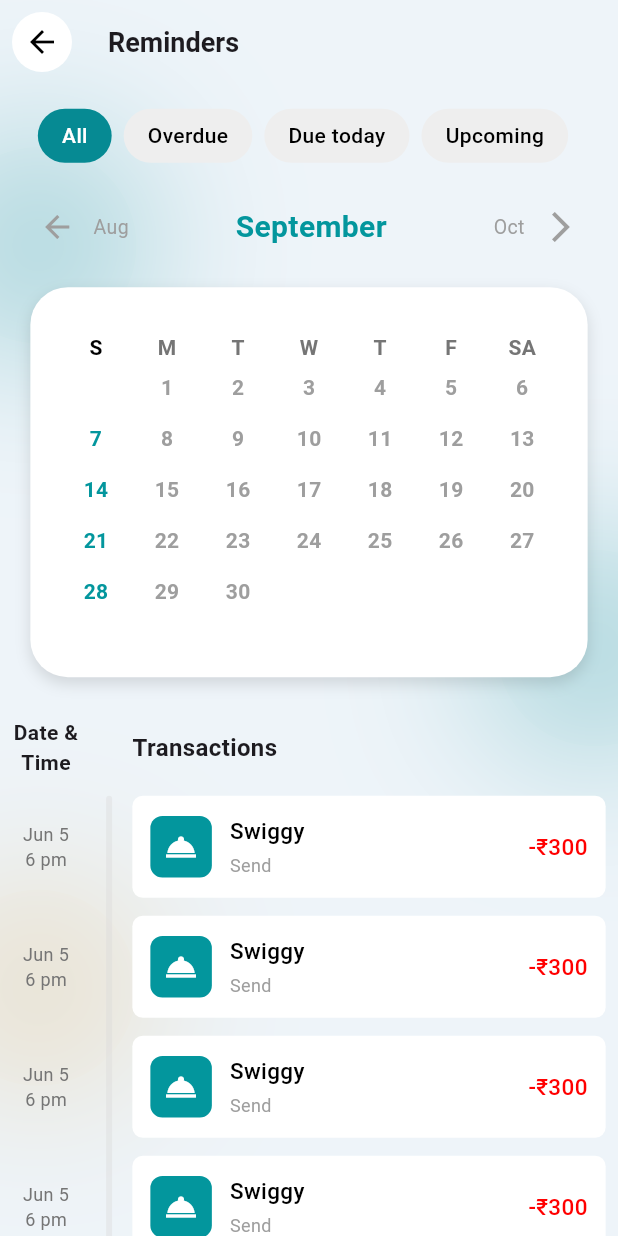
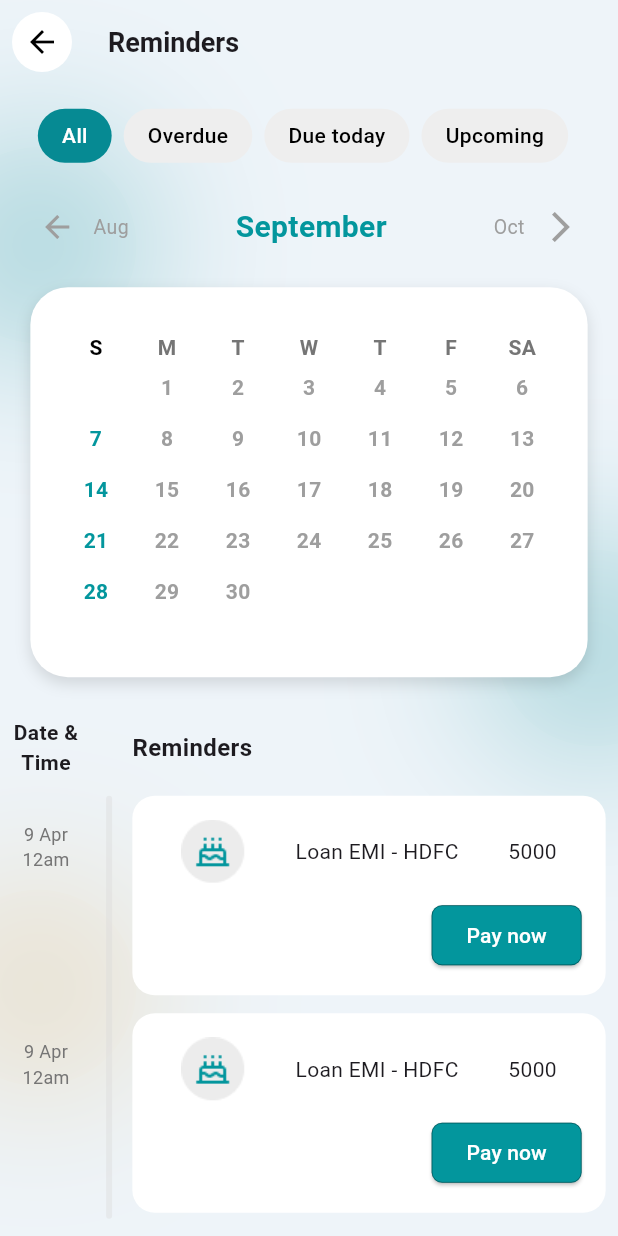
Before and after one commit to Arjun256900/ekonomi_new, a Flutter app: the ReminderScreen screen opened directly, after a tap on the "arrow forward ios" icon, on a phone screen of 412 x 824 dp. Run offline on Flutter 3.47's test engine with Material 3 defaults, Android fonts, the phone set to English and light mode, and no system bars; our stand-ins replace dotted_border, file_picker, fl_chart, flutter_bloc, shared_preferences; accounts and stored records are empty.

Commit message:
arjun: safe area addition and code optimization in all screens

```diff
--- a/lib/screens/add_event_screen.dart
+++ b/lib/screens/add_event_screen.dart
@@ -27,6 +27,7 @@ class _AddEventScreenState extends State<AddEventScreen> {
       children: [
         Positioned.fill(child: Background()),
         Positioned.fill(
+          child: SafeArea(
             child: Scaffold(
               backgroundColor: Colors.transparent,
               appBar: AppBar(
@@ -158,6 +159,7 @@ class _AddEventScreenState extends State<AddEventScreen> {
               ),
             ),
           ),
+        ),
       ],
     );
   }
--- a/lib/screens/add_new_goal.dart
+++ b/lib/screens/add_new_goal.dart
@@ -43,11 +43,11 @@ class _AddNewGoalState extends State<AddNewGoal> {
     return Stack(
       children: [
         Positioned.fill(child: Background()),
-        // Keep GestureDetector to dismiss keyboard on outside tap
         GestureDetector(
           onTap: () => FocusManager.instance.primaryFocus?.unfocus(),
           child: BlocProvider.value(
             value: _formBloc,
+            child: SafeArea(
               child: Scaffold(
                 backgroundColor: Colors.transparent,
                 resizeToAvoidBottomInset: true,
@@ -135,7 +135,9 @@ class _AddNewGoalState extends State<AddNewGoal> {
                                       color: Color.fromRGBO(0, 0, 0, 0.45),
                                     ),
                                   ),
-                                backgroundColor: Theme.of(context).primaryColor,
+                                  backgroundColor: Theme.of(
+                                    context,
+                                  ).primaryColor,
                                 ),
                                 child: const Text(
                                   "Set Goal",
@@ -156,6 +158,7 @@ class _AddNewGoalState extends State<AddNewGoal> {
               ),
             ),
           ),
+        ),
       ],
     );
   }
--- a/lib/screens/add_new_spending.dart
+++ b/lib/screens/add_new_spending.dart
@@ -56,6 +56,7 @@ class _AddNewSpendingState extends State<AddNewSpending> {
               const Positioned.fill(child: Background()),
               GestureDetector(
                 onTap: () => FocusManager.instance.primaryFocus?.unfocus(),
+                child: SafeArea(
                   child: Scaffold(
                     backgroundColor: Colors.transparent,
                     resizeToAvoidBottomInset: true,
@@ -170,7 +171,9 @@ class _AddNewSpendingState extends State<AddNewSpending> {
                                       child: ElevatedButton(
                                         onPressed: state.isValid
                                             ? () {
-                                              context.read<SpendingBloc>().add(
+                                                context
+                                                    .read<SpendingBloc>()
+                                                    .add(
                                                       SubmitSpending(context),
                                                     );
                                                 Navigator.of(context).pop();
@@ -203,6 +206,7 @@ class _AddNewSpendingState extends State<AddNewSpending> {
                                 ),
                               ),
                             ],
+                          ),
                         ),
                       ),
                     ),
--- a/lib/screens/add_new_transaction_screen.dart
+++ b/lib/screens/add_new_transaction_screen.dart
@@ -68,6 +68,7 @@ class _AddNewTransactionScreenBodyState
             Positioned.fill(child: Background()),
             GestureDetector(
               onTap: () => FocusManager.instance.primaryFocus?.unfocus(),
+              child: SafeArea(
                 child: Scaffold(
                   backgroundColor: Colors.transparent,
                   resizeToAvoidBottomInset: true,
@@ -77,7 +78,10 @@ class _AddNewTransactionScreenBodyState
                     backgroundColor: const Color.fromARGB(0, 240, 240, 240),
                     title: const Text(
                       "Add Transaction",
-                    style: TextStyle(fontWeight: FontWeight.w600, fontSize: 18),
+                      style: TextStyle(
+                        fontWeight: FontWeight.w600,
+                        fontSize: 18,
+                      ),
                     ),
                   ),
                   body: SafeArea(
@@ -206,7 +210,9 @@ class _AddNewTransactionScreenBodyState
                                           vertical: 14,
                                         ),
                                         shape: RoundedRectangleBorder(
-                                        borderRadius: BorderRadius.circular(6),
+                                          borderRadius: BorderRadius.circular(
+                                            6,
+                                          ),
                                         ),
                                       ),
                                       child: const Text('Undo'),
@@ -218,7 +224,9 @@ class _AddNewTransactionScreenBodyState
                                     child: ElevatedButton(
                                       onPressed: state.isValid
                                           ? () {
-                                            context.read<TransactionBloc>().add(
+                                              context
+                                                  .read<TransactionBloc>()
+                                                  .add(
                                                     SubmitTransaction(context),
                                                   );
                                               Navigator.of(context).pop();
@@ -238,7 +246,9 @@ class _AddNewTransactionScreenBodyState
                                           vertical: 14,
                                         ),
                                         shape: RoundedRectangleBorder(
-                                        borderRadius: BorderRadius.circular(6),
+                                          borderRadius: BorderRadius.circular(
+                                            6,
+                                          ),
                                         ),
                                         elevation: 0,
                                       ),
@@ -249,6 +259,7 @@ class _AddNewTransactionScreenBodyState
                               ),
                             ),
                           ],
+                        ),
                       ),
                     ),
                   ),
--- a/lib/screens/chatbot_screen.dart
+++ b/lib/screens/chatbot_screen.dart
@@ -10,7 +10,9 @@ class Chatbot extends StatelessWidget {
     return Stack(
       children: [
         Positioned.fill(child: Background()),
-        Scaffold(
+        Positioned.fill(
+          child: SafeArea(
+            child: Scaffold(
               backgroundColor: Colors.transparent,
               appBar: AppBar(
                 backgroundColor: Colors.transparent,
@@ -29,7 +31,10 @@ class Chatbot extends StatelessWidget {
                       ),
                       child: const Text(
                         "History",
-                    style: TextStyle(fontSize: 18, fontWeight: FontWeight.w500),
+                        style: TextStyle(
+                          fontSize: 18,
+                          fontWeight: FontWeight.w500,
+                        ),
                         textAlign: TextAlign.center,
                       ),
                     ),
@@ -37,6 +42,8 @@ class Chatbot extends StatelessWidget {
                 ],
               ),
               body: const ChatConvo(),
+            ),
+          ),
         ),
       ],
     );
--- a/lib/screens/ocassion_planner_screen.dart
+++ b/lib/screens/ocassion_planner_screen.dart
@@ -23,6 +23,7 @@ class _OcassionPlannerScreenState extends State<OcassionPlannerScreen> {
       children: [
         Positioned.fill(child: Background()),
         Positioned.fill(
+          child: SafeArea(
             child: Scaffold(
               backgroundColor: Colors.transparent,
               resizeToAvoidBottomInset: true,
@@ -36,11 +37,17 @@ class _OcassionPlannerScreenState extends State<OcassionPlannerScreen> {
                   children: [
                     Text(
                       "Occasional",
-                    style: TextStyle(fontWeight: FontWeight.w600, fontSize: 18),
+                      style: TextStyle(
+                        fontWeight: FontWeight.w600,
+                        fontSize: 18,
+                      ),
                     ),
                     Text(
                       "Planner",
-                    style: TextStyle(fontWeight: FontWeight.w400, fontSize: 16),
+                      style: TextStyle(
+                        fontWeight: FontWeight.w400,
+                        fontSize: 16,
+                      ),
                     ),
                   ],
                 ),
@@ -101,6 +108,7 @@ class _OcassionPlannerScreenState extends State<OcassionPlannerScreen> {
               ),
             ),
           ),
+        ),
       ],
     );
   }
--- a/lib/screens/reminder_screen.dart
+++ b/lib/screens/reminder_screen.dart
@@ -2,7 +2,7 @@ import 'package:ekonomi_new/background/backGround.dart';
 import 'package:ekonomi_new/widgets/back_button.dart';
 import 'package:ekonomi_new/widgets/general/filter_widget.dart';
 import 'package:ekonomi_new/widgets/general/month_calender.dart';
-import 'package:ekonomi_new/widgets/transaction_screen/transaction_list.dart';
+import 'package:ekonomi_new/widgets/reminders_screen/reminder_transaction_list.dart';
 import 'package:flutter/material.dart';
 
 class ReminderScreen extends StatefulWidget {
@@ -20,7 +20,9 @@ class _ReminderScreenState extends State<ReminderScreen> {
     return Stack(
       children: [
         Positioned.fill(child: Background()),
-        Scaffold(
+        Positioned.fill(
+          child: SafeArea(
+            child: Scaffold(
               backgroundColor: Colors.transparent,
               appBar: AppBar(
                 automaticallyImplyLeading: false,
@@ -46,70 +48,19 @@ class _ReminderScreenState extends State<ReminderScreen> {
                       const SizedBox(height: 15),
                       MonthCalendar(),
                       const SizedBox(height: 15),
-                  TransactionList(
-                    transactions: [
-                      TransactionItem(
-                        date: 'Jun 5',
-                        time: "6 pm",
-                        heading: 'Swiggy',
-                        sendOrReceived: 'Send',
-                        amount: '300',
+                      ReminderTransactionList(
+                        reminderItems: [
+                          ReminderItem(
+                            reminderAmount: "5000",
+                            reminderTitle: "Loan EMI - HDFC",
+                            date: "9 Apr",
+                            time: "12am",
                           ),
-                      TransactionItem(
-                        date: 'Jun 5',
-                        time: "6 pm",
-                        heading: 'Swiggy',
-                        sendOrReceived: 'Send',
-                        amount: '300',
-                      ),
-                      TransactionItem(
-                        date: 'Jun 5',
-                        time: "6 pm",
-                        heading: 'Swiggy',
-                        sendOrReceived: 'Send',
-                        amount: '300',
-                      ),
-                      TransactionItem(
-                        date: 'Jun 5',
-                        time: "6 pm",
-                        heading: 'Swiggy',
-                        sendOrReceived: 'Send',
-                        amount: '300',
-                      ),
-                      TransactionItem(
-                        date: 'Jun 5',
-                        time: "6 pm",
-                        heading: 'Swiggy',
-                        sendOrReceived: 'Send',
-                        amount: '300',
-                      ),
-                      TransactionItem(
-                        date: 'Jun 5',
-                        time: "6 pm",
-                        heading: 'Swiggy',
-                        sendOrReceived: 'Send',
-                        amount: '300',
-                      ),
-                      TransactionItem(
-                        date: 'Jun 5',
-                        time: "6 pm",
-                        heading: 'Swiggy',
-                        sendOrReceived: 'Send',
-                        amount: '300',
-                      ),
-                      TransactionItem(
-                        date: 'Jun 5',
-                        time: "6 pm",
-                        heading: 'Swiggy',
-                        sendOrReceived: 'Send',
-                        amount: '300',
-                      ),
-                      TransactionItem(
-                        date: 'Jun 5',
-                        time: "6 pm",
-                        heading: 'Swiggy',
-                        sendOrReceived: 'Send',
-                        amount: '300',
+                          ReminderItem(
+                            reminderAmount: "5000",
+                            reminderTitle: "Loan EMI - HDFC",
+                            date: "9 Apr",
+                            time: "12am",
                           ),
                         ],
                       ),
@@ -118,6 +69,8 @@ class _ReminderScreenState extends State<ReminderScreen> {
                 ),
               ),
             ),
+          ),
+        ),
       ],
     );
   }
--- a/lib/screens/set_goal.dart
+++ b/lib/screens/set_goal.dart
@@ -17,7 +17,9 @@ class SetGoal extends StatelessWidget {
     return Stack(
       children: [
         Positioned.fill(child: Background()),
-        Scaffold(
+        Positioned.fill(
+          child: SafeArea(
+            child: Scaffold(
               backgroundColor: Colors.transparent,
               appBar: AppBar(
                 automaticallyImplyLeading: false,
@@ -47,29 +49,39 @@ class SetGoal extends StatelessWidget {
                     const SizedBox(height: 10),
                     const Text(
                       "Ongoing Goal List",
-                  style: TextStyle(fontSize: 16, fontWeight: FontWeight.w600),
+                      style: TextStyle(
+                        fontSize: 16,
+                        fontWeight: FontWeight.w600,
+                      ),
                     ),
                     const SizedBox(height: 10),
 
-                // ✅ Listen to GoalListBloc
+                    // listen to GoalListBloc
                     Expanded(
                       child: BlocBuilder<GoalListBloc, GoalListState>(
                         builder: (context, state) {
                           if (state.goals.isEmpty) {
-                        return const Center(child: Text("No goals added yet."));
+                            return const Center(
+                              child: Text("No goals added yet."),
+                            );
                           }
 
                           return ListView.builder(
                             itemCount: state.goals.length,
                             itemBuilder: (context, index) {
                               final goal = state.goals[index];
-                          return GoalListItem(
+                              return Column(
+                                children: [
+                                  GoalListItem(
                                     amount: goal['amount'].toString(),
                                     deadline: goal['date'] ?? "",
                                     heading: goal['goalName'] ?? "",
                                     priority: goal['priority'] ?? "Low",
                                     sourceAccount: goal['sourceAccount'] ?? "",
                                     percentage: "50", // constant
+                                  ),
+                                  const SizedBox(height: 10),
+                                ],
                               );
                             },
                           );
@@ -80,6 +92,8 @@ class SetGoal extends StatelessWidget {
                 ),
               ),
             ),
+          ),
+        ),
       ],
     );
   }
--- a/lib/screens/spending_screen.dart
+++ b/lib/screens/spending_screen.dart
@@ -22,6 +22,7 @@ class _SpendingScreenState extends State<SpendingScreen> {
       children: [
         Positioned.fill(child: Background()),
         Positioned.fill(
+          child: SafeArea(
             child: Scaffold(
               backgroundColor: Colors.transparent,
               appBar: AppBar(
@@ -96,6 +97,7 @@ class _SpendingScreenState extends State<SpendingScreen> {
               ),
             ),
           ),
+        ),
       ],
     );
   }
--- a/lib/screens/transaction_screen.dart
+++ b/lib/screens/transaction_screen.dart
@@ -20,6 +20,7 @@ class TransactionScreen extends StatelessWidget {
       children: [
         Positioned.fill(child: Background()),
         Positioned.fill(
+          child: SafeArea(
             child: Scaffold(
               backgroundColor: Colors.transparent,
               appBar: AppBar(
@@ -74,7 +75,10 @@ class TransactionScreen extends StatelessWidget {
                     const SizedBox(height: 25),
                     Text(
                       "Recent Transaction",
-                    style: TextStyle(fontSize: 16, fontWeight: FontWeight.w600),
+                      style: TextStyle(
+                        fontSize: 16,
+                        fontWeight: FontWeight.w600,
+                      ),
                     ),
                     const SizedBox(height: 25),
                     FilterWidget(
@@ -89,7 +93,10 @@ class TransactionScreen extends StatelessWidget {
                     const SizedBox(height: 25),
                     Expanded(
                       child:
-                        BlocBuilder<TransactionListBloc, TransactionListState>(
+                          BlocBuilder<
+                            TransactionListBloc,
+                            TransactionListState
+                          >(
                             builder: (context, state) {
                               if (state.transactions.isEmpty) {
                                 return Center(
@@ -116,6 +123,7 @@ class TransactionScreen extends StatelessWidget {
               ),
             ),
           ),
+        ),
       ],
     );
   }
--- a/lib/widgets/home_screen/action_grid.dart
+++ b/lib/widgets/home_screen/action_grid.dart
@@ -1,4 +1,4 @@
-import 'package:ekonomi_new/screens/ocassion_planner_screen.dart';
+import 'package:ekonomi_new/screens/reminder_screen.dart';
 import 'package:ekonomi_new/screens/set_goal.dart';
 import 'package:ekonomi_new/screens/spending_screen.dart';
 import 'package:ekonomi_new/screens/transaction_screen.dart';
@@ -12,7 +12,7 @@ class ActionGrid extends StatelessWidget {
       subtitle: 'Boost your savings by adding funds now.',
       icon: Icons.add,
       filled: true,
-      navigation: OcassionPlannerScreen(),
+      navigation: ReminderScreen(),
     ),
     ActionItem(
       title: 'Goals',
--- /dev/null
+++ b/lib/widgets/reminders_screen/reminder_card.dart
@@ -0,0 +1,66 @@
+import 'package:flutter/material.dart';
+
+class ReminderCard extends StatefulWidget {
+  final String reminderTitle;
+  final String amount;
+  const ReminderCard({
+    super.key,
+    required this.reminderTitle,
+    required this.amount,
+  });
+
+  @override
+  State<ReminderCard> createState() => _ReminderCardState();
+}
+
+class _ReminderCardState extends State<ReminderCard> {
+  @override
+  Widget build(BuildContext context) {
+    return Container(
+      padding: EdgeInsets.all(16),
+      decoration: BoxDecoration(
+        borderRadius: BorderRadius.circular(15),
+        color: Colors.white,
+      ),
+      child: Column(
+        crossAxisAlignment: CrossAxisAlignment.end,
+        children: [
+          Row(
+            mainAxisAlignment: MainAxisAlignment.spaceAround,
+            children: [
+              Image.asset('assets/occasional_planner/occasional_planner_1.png'),
+              Text(widget.reminderTitle),
+              Text(widget.amount),
+            ],
+          ),
+          const SizedBox(height: 10),
+          SizedBox(
+            width: 100,
+            child: ElevatedButton(
+              onPressed: () {},
+              style: ElevatedButton.styleFrom(
+                padding: const EdgeInsets.symmetric(vertical: 10),
+                shape: RoundedRectangleBorder(
+                  borderRadius: BorderRadius.circular(7),
+                  side: const BorderSide(
+                    width: 0.5,
+                    color: Color.fromRGBO(0, 0, 0, 0.45),
+                  ),
+                ),
+                backgroundColor: Theme.of(context).primaryColor,
+              ),
+              child: const Text(
+                "Pay now",
+                style: TextStyle(
+                  color: Colors.white,
+                  fontSize: 14,
+                  fontWeight: FontWeight.w500,
+                ),
+              ),
+            ),
+          ),
+        ],
+      ),
+    );
+  }
+}
--- /dev/null
+++ b/lib/widgets/reminders_screen/reminder_transaction_list.dart
@@ -0,0 +1,138 @@
+import 'package:ekonomi_new/widgets/reminders_screen/reminder_card.dart';
+import 'package:flutter/material.dart';
+
+class ReminderItem {
+  final String reminderAmount;
+  final String date;
+  final String time;
+  final String reminderTitle;
+
+  const ReminderItem({
+    required this.reminderAmount,
+    required this.reminderTitle,
+    required this.date,
+    required this.time,
+  });
+}
+
+class ReminderTransactionList extends StatefulWidget {
+  final List<ReminderItem> reminderItems;
+  const ReminderTransactionList({super.key, required this.reminderItems});
+
+  @override
+  State<ReminderTransactionList> createState() =>
+      _ReminderTransactionListState();
+}
+
+class _ReminderTransactionListState extends State<ReminderTransactionList> {
+  @override
+  Widget build(BuildContext context) {
+    //  fixed heights matching TransactionCard + separator
+    const double cardHeight = 135;
+    const double separatorHeight = 12;
+
+    final double listHeight =
+        widget.reminderItems.length * cardHeight +
+        (widget.reminderItems.length - 1) * separatorHeight;
+    return SingleChildScrollView(
+      child: Column(
+        crossAxisAlignment: CrossAxisAlignment.start,
+        children: [
+          // Header row
+          Row(
+            children: [
+              SizedBox(
+                width: 45,
+                child: Text(
+                  'Date & Time',
+                  textAlign: TextAlign.center,
+                  style: TextStyle(fontSize: 14, fontWeight: FontWeight.w600),
+                ),
+              ),
+              const SizedBox(width: 35),
+              Text(
+                'Reminders',
+                style: TextStyle(fontSize: 16, fontWeight: FontWeight.w600),
+              ),
+            ],
+          ),
+          const SizedBox(height: 12),
+          // SizedBox drives stack height dynamically
+          SizedBox(
+            height: listHeight,
+            child: Stack(
+              children: [
+                // Vertical divider with dynamic height
+                Positioned(
+                  left: 45 + 35 / 2,
+                  top: 0,
+                  height: listHeight,
+                  child: Container(
+                    width: 4,
+                    decoration: BoxDecoration(
+                      color: Color.fromRGBO(217, 217, 217, 0.39),
+                      borderRadius: BorderRadius.circular(2),
+                    ),
+                  ),
+                ),
+                // card items
+                Column(
+                  children: widget.reminderItems.asMap().entries.map((entry) {
+                    final rm = entry.value;
+                    final idx = entry.key;
+                    return Padding(
+                      padding: EdgeInsets.only(
+                        bottom: idx == widget.reminderItems.length - 1
+                            ? 0
+                            : separatorHeight,
+                      ),
+                      child: Row(
+                        crossAxisAlignment: CrossAxisAlignment.start,
+                        mainAxisAlignment: MainAxisAlignment.center,
+                        children: [
+                          SizedBox(
+                            width: 45,
+                            height: 68,
+                            child: Column(
+                              mainAxisAlignment: MainAxisAlignment.center,
+                              crossAxisAlignment: CrossAxisAlignment.center,
+                              children: [
+                                Text(
+                                  rm.date,
+                                  textAlign: TextAlign.center,
+                                  style: TextStyle(
+                                    fontSize: 12,
+                                    color: Colors.grey[600],
+                                  ),
+                                ),
+                                Text(
+                                  rm.time,
+                                  textAlign: TextAlign.center,
+                                  style: TextStyle(
+                                    fontSize: 12,
+                                    color: Colors.grey[600],
+                                  ),
+                                ),
+                              ],
+                            ),
+                          ),
+                          const SizedBox(width: 35),
+                          Expanded(
+                            child: ReminderCard(
+                              reminderTitle: rm.reminderTitle,
+                              amount: rm.reminderAmount,
+                            ),
+                          ),
+                        ],
+                      ),
+                    );
+                  }).toList(),
+                ),
+              ],
+            ),
+          ),
+        ],
+      ),
+    );
+  }
+}
```
Also changed, not shown: lib/screens/home_screen.dart (line endings or trailing spaces). Lines whose indentation alone changed are shown as unchanged.
